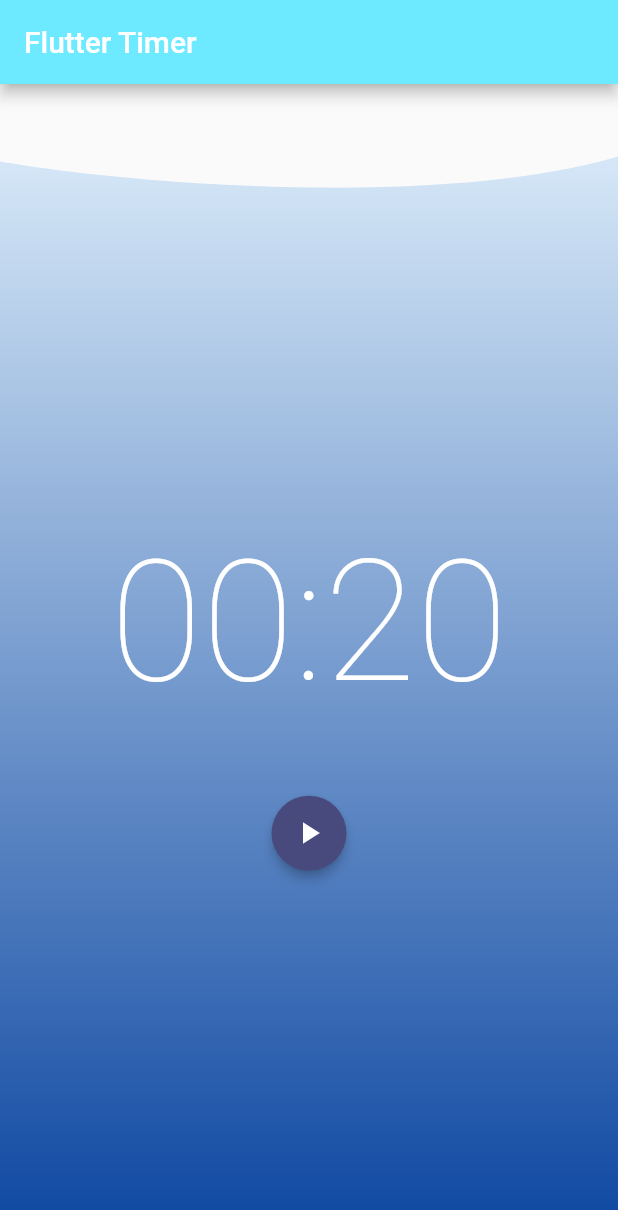
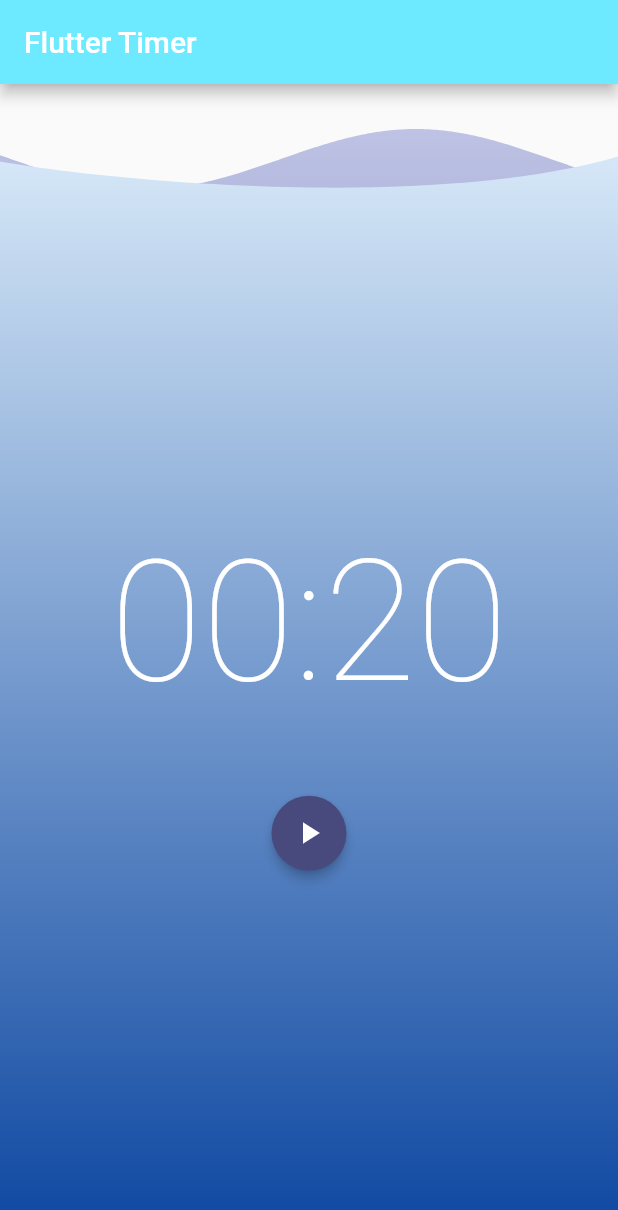
Before and after one commit to Cyrille-Dakhlia/flutter-training-timer-app, a Flutter app: the screen it shows after launch, on a phone screen of 412 x 824 dp. Shown: the top 1210 px of the screen. Run offline on Flutter 3.47's test engine with Material 2 defaults, Android fonts, the phone set to English and light mode, and no system bars; our stand-ins replace bloc, equatable, flutter_bloc.

Commit message:
feat: add other wave background following math.sin function, refacto AnimatedWavyBackground to make it more customizable

```diff
--- a/lib/components/animated_wavy_background.dart
+++ b/lib/components/animated_wavy_background.dart
@@ -3,24 +3,59 @@ import 'dart:math' as math;
 import 'package:flutter/material.dart';
 
 class AnimatedWavyBackground extends StatelessWidget {
-  const AnimatedWavyBackground({Key? key, required this.animation})
+  AnimatedWavyBackground(
+      {Key? key,
+      required this.animation,
+      this.waveList,
+      required this.startColor,
+      required this.endColor})
       : super(key: key);
 
   final Animation<double> animation;
+  final Color startColor;
+  final Color endColor;
+
+  // Use List<Offset>? waveList parameter only if you want to define a background with your own shape
+  List<Offset>? waveList;
 
   @override
   Widget build(BuildContext context) {
     return AnimatedBuilder(
       animation: animation,
-      builder: (BuildContext context, Widget? child) {
+      builder: (context, child) {
         return ClipPath(
-          clipper: MyWavyClipper(animation.value),
+          clipper: (waveList == null)
+              ? MyWavyClipper(animation.value)
+              : CustomClipperFromOffsetList(animation.value, waveList!),
           child: child,
         );
       },
-      child: const Background(),
+      child: GradientBackground(
+        startColor: startColor,
+        endColor: endColor,
+      ),
     );
   }
+}
+
+class CustomClipperFromOffsetList extends CustomClipper<Path> {
+  final double animation;
+  List<Offset> waveList = [];
+
+  CustomClipperFromOffsetList(this.animation, this.waveList);
+
+  @override
+  Path getClip(Size size) {
+    return Path()
+      ..addPolygon(waveList, false)
+      ..lineTo(size.width, size.height)
+      ..lineTo(0.0, size.height)
+      ..close();
+  }
+
+  @override
+  bool shouldReclip(CustomClipperFromOffsetList oldClipper) =>
+      animation != oldClipper.animation;
 }
 
 class MyWavyClipper extends CustomClipper<Path> {
@@ -70,8 +105,13 @@ class MyWavyClipper extends CustomClipper<Path> {
   bool shouldReclip(covariant CustomClipper<dynamic> oldClipper) => true;
 }
 
-class Background extends StatelessWidget {
-  const Background({Key? key}) : super(key: key);
+class GradientBackground extends StatelessWidget {
+  const GradientBackground(
+      {Key? key, required this.startColor, required this.endColor})
+      : super(key: key);
+
+  final Color startColor;
+  final Color endColor;
 
   @override
   Widget build(BuildContext context) {
@@ -81,10 +121,7 @@ class Background extends StatelessWidget {
           gradient: LinearGradient(
             begin: Alignment.topCenter,
             end: Alignment.bottomCenter,
-            colors: [
-              Colors.blue.shade50,
-              Colors.blue.shade900,
-            ],
+            colors: [startColor, endColor],
           ),
         ),
       ),
--- a/lib/timer/view/timer_page.dart
+++ b/lib/timer/view/timer_page.dart
@@ -1,9 +1,12 @@
+import 'dart:math' as math;
+
 import 'package:flutter/material.dart';
 import 'package:flutter_bloc/flutter_bloc.dart';
 import 'package:flutter_timer/components/animated_wavy_background.dart';
 import 'package:flutter_timer/components/stack_animation.dart';
 import 'package:flutter_timer/ticker.dart';
 import 'package:flutter_timer/timer/bloc/timer_bloc.dart';
+import 'package:vector_math/vector_math.dart' as vector;
 
 class TimerPage extends StatelessWidget {
   const TimerPage({Key? key}) : super(key: key);
@@ -29,16 +32,35 @@ class _TimerViewState extends State<TimerView>
   late AnimationController _controller;
   late Animation<double> _animation;
 
+  List<Offset> waveList = [];
+
   @override
   void initState() {
     super.initState();
+
     _controller = AnimationController(
       duration: const Duration(seconds: 15),
       value: 0.0,
       upperBound: 1.0,
       lowerBound: 0.0,
       vsync: this,
-    )..repeat(reverse: true);
+    )
+      ..repeat(reverse: true)
+      ..addListener(() {
+        waveList.clear();
+        var size = MediaQuery.of(context).size;
+
+        for (int i = 0; i <= size.width.toInt(); i++) {
+          var offset = Offset(
+              i.toDouble(),
+              math.sin((_controller.value * 360 - i) %
+                          360 *
+                          vector.degrees2Radians) *
+                      20 +
+                  50);
+          waveList.add(offset);
+        }
+      });
 
     _animation = CurvedAnimation(parent: _controller, curve: Curves.easeInOut);
   }
@@ -58,7 +80,17 @@ class _TimerViewState extends State<TimerView>
       ),
       body: Stack(
         children: [
-          AnimatedWavyBackground(animation: _animation),
+          AnimatedWavyBackground(
+            animation: _animation,
+            waveList: waveList,
+            startColor: Colors.indigo.shade100,
+            endColor: Colors.indigo.shade900,
+          ),
+          AnimatedWavyBackground(
+            animation: _animation,
+            startColor: Colors.blue.shade50,
+            endColor: Colors.blue.shade900,
+          ),
           Column(
             mainAxisAlignment: MainAxisAlignment.center,
             crossAxisAlignment: CrossAxisAlignment.center,
```
